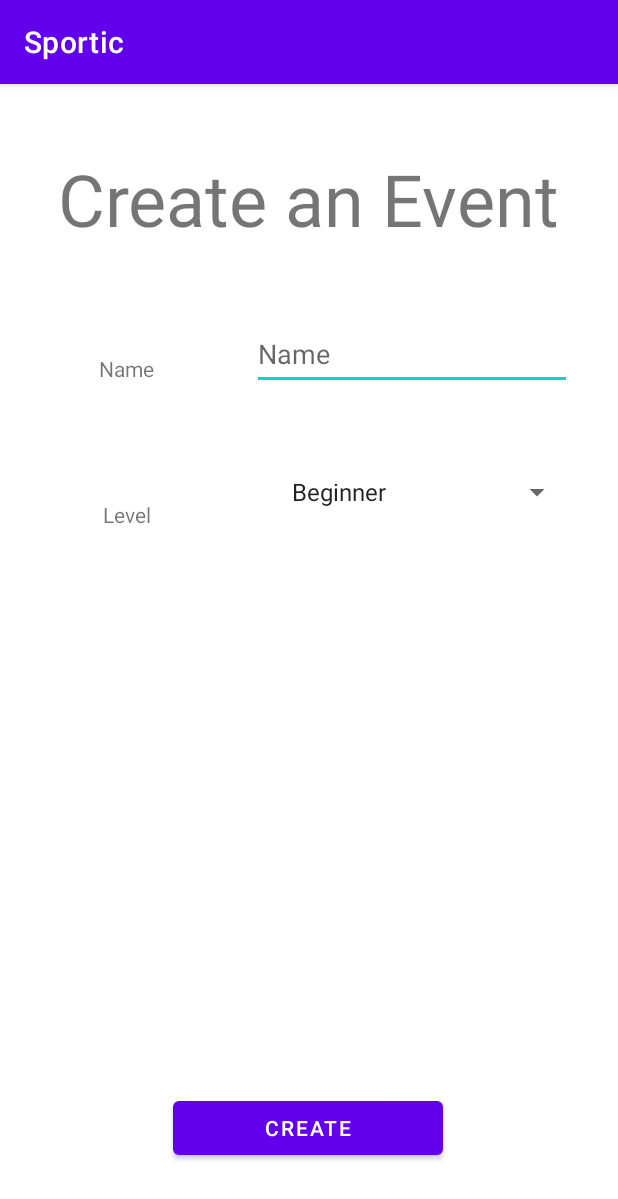
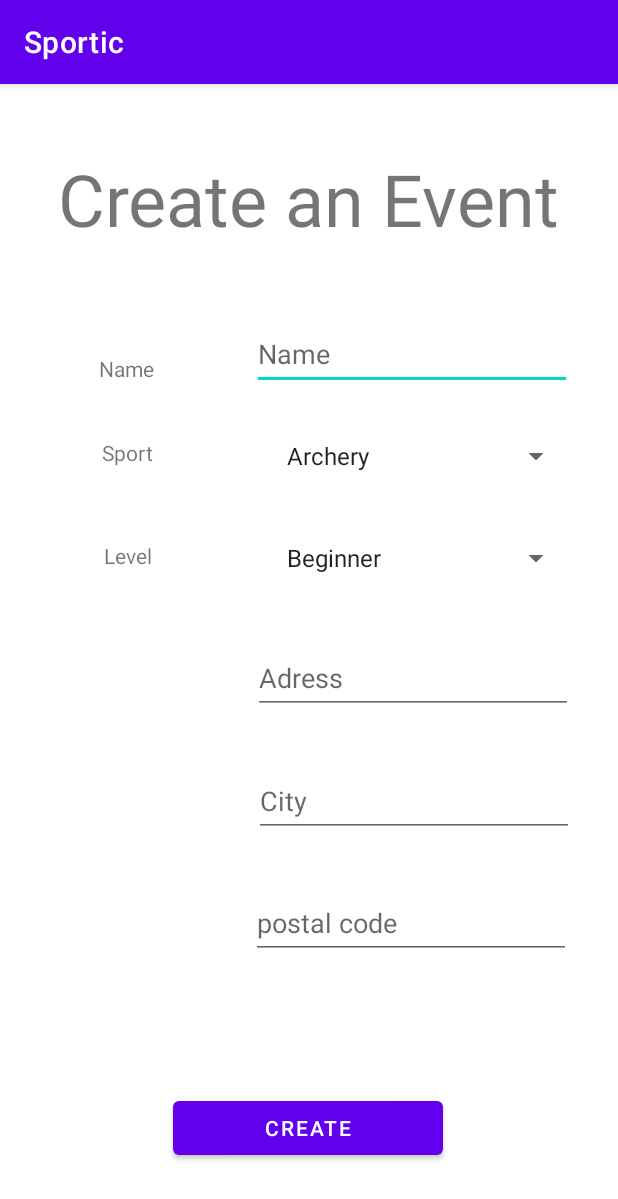
Before and after one commit to LorenzoBurgio/Sportic, an Android app: the CreateActivity screen opened directly, with no data from a screen before it, on a phone screen of 412 x 824 dp. Shown: the top 1199 px of the screen. Run offline under Robolectric (Android 15) with nearby library versions, the phone set to English and light mode, and no system bars; our stand-ins replace Firebase (no records; nobody signed in at launch, a user with empty details on screens opened directly).

Commit message:
implementation Event : we can store an event in the DataBase

```diff
--- a/Sportic/app/src/main/java/com/android/sportic/CreateActivity.java
+++ b/Sportic/app/src/main/java/com/android/sportic/CreateActivity.java
@@ -26,15 +26,18 @@ import com.google.firebase.firestore.FirebaseFirestore;
 import java.util.HashMap;
 import java.util.Map;
 
-public class CreateActivity extends AppCompatActivity implements AdapterView.OnItemSelectedListener{
+public class CreateActivity extends AppCompatActivity{
 
     FirebaseAuth fauth;
     FirebaseFirestore fstore;
     String userID;
 
     Button create;
-    EditText name;
+    EditText name, adress, postalCode, city;
     Spinner levels;
+    Spinner SportChoice;
+    String level;
+    String sport;
 
 
     @Override
@@ -48,11 +51,21 @@ public class CreateActivity extends AppCompatActivity implements AdapterView.OnI
 
         create = (Button) findViewById(R.id.CreateButton);
         name = findViewById(R.id.Name);
+        adress = findViewById(R.id.adress);
+        city = findViewById(R.id.City);
+        postalCode = findViewById(R.id.Postal_Code);
+
         levels = (Spinner) findViewById(R.id.Levels);
         ArrayAdapter<CharSequence> adapter = ArrayAdapter.createFromResource(this, R.array.level, android.R.layout.simple_spinner_item);
         adapter.setDropDownViewResource(android.R.layout.simple_spinner_dropdown_item);
         levels.setAdapter(adapter);
-        levels.setOnItemSelectedListener(this);
+
+
+        SportChoice = (Spinner) findViewById(R.id.SportChoice);
+        ArrayAdapter<CharSequence> Sportadapter = ArrayAdapter.createFromResource(this, R.array.Sport, android.R.layout.simple_spinner_item);
+        Sportadapter.setDropDownViewResource(android.R.layout.simple_spinner_dropdown_item);
+        SportChoice.setAdapter(Sportadapter);
+
 
 
         create.setOnClickListener(new View.OnClickListener() {
@@ -60,15 +73,36 @@ public class CreateActivity extends AppCompatActivity implements AdapterView.OnI
             public void onClick(View view) {
 
                 String Name = name.getText().toString().trim();
+                String Adress = adress.getText().toString().trim();
+                String City = city.getText().toString().trim();
+                String Postalcode = postalCode.getText().toString().trim();
 
                 if (TextUtils.isEmpty(Name)){
                     name.setError("Name is required");
+                    return;
+                }
+                if (TextUtils.isEmpty(Adress)){
+                    adress.setError("adress is required");
+                    return;
+                }
+                if (TextUtils.isEmpty(City)){
+                    city.setError("city is required");
+                    return;
+                }
+                if (TextUtils.isEmpty(Postalcode)){
+                    postalCode.setError("Postal Code is required");
                     return;
                 }
 
                 DocumentReference documentReference = fstore.collection("Event").document(Name);
                 Map<String,Object> event = new HashMap<>();
                 event.put("name",Name);
+                event.put("adress",Adress);
+                event.put("city",City);
+                event.put("postalCode",Postalcode);
+                event.put("sport",sport);
+                event.put("level",level);
+
                 documentReference.set(event).addOnSuccessListener(new OnSuccessListener<Void>() {
                     @Override
                     public void onSuccess(Void unused) {
@@ -82,16 +116,34 @@ public class CreateActivity extends AppCompatActivity implements AdapterView.OnI
             }
         });
 
+        SportChoice.setOnItemSelectedListener(new AdapterView.OnItemSelectedListener() {
+
+            public void onItemSelected(AdapterView<?> parentView, View selectedItemView, int position, long id)
+            {
+                sport = parentView.getItemAtPosition(position).toString();
+
+            }
+
+            public void onNothingSelected(AdapterView<?> parentView)
+            {
+
+            }
+        });
+
+        levels.setOnItemSelectedListener(new AdapterView.OnItemSelectedListener() {
+
+            public void onItemSelected(AdapterView<?> parentView, View selectedItemView, int position, long id)
+            {
+                level = parentView.getItemAtPosition(position).toString();
+
+            }
+
+            public void onNothingSelected(AdapterView<?> parentView)
+            {
+
+            }
+        });
+
     }
 
-    @Override
-    public void onItemSelected(AdapterView<?> adapterView, View view, int i, long l) {
-        String text = adapterView.getItemAtPosition(i).toString();
-        Toast.makeText(adapterView.getContext(),text,Toast.LENGTH_SHORT).show();
-    }
-
-    @Override
-    public void onNothingSelected(AdapterView<?> adapterView) {
-
-    }
 }
--- a/Sportic/app/src/main/java/com/android/sportic/EventList.java
+++ b/Sportic/app/src/main/java/com/android/sportic/EventList.java
@@ -1,14 +1,107 @@
 package com.android.sportic;
 
+import static android.content.ContentValues.TAG;
+import static java.security.AccessController.getContext;
+
+import androidx.annotation.NonNull;
+import androidx.annotation.Nullable;
 import androidx.appcompat.app.AppCompatActivity;
 
 import android.os.Bundle;
+import android.util.Log;
+import android.view.View;
+import android.widget.ArrayAdapter;
+import android.widget.ListView;
+import android.widget.TextView;
+import android.widget.Toast;
+
+import com.google.firebase.auth.FirebaseAuth;
+import com.google.firebase.database.DataSnapshot;
+import com.google.firebase.database.DatabaseError;
+import com.google.firebase.database.ValueEventListener;
+import com.google.firebase.firestore.CollectionReference;
+import com.google.firebase.firestore.DocumentReference;
+import com.google.firebase.firestore.EventListener;
+import com.google.firebase.firestore.FirebaseFirestore;
+import com.google.firebase.firestore.FirebaseFirestoreException;
+import com.google.firebase.firestore.QueryDocumentSnapshot;
+import com.google.firebase.firestore.QuerySnapshot;
+
+import java.util.ArrayList;
+import java.util.HashSet;
+import java.util.Iterator;
+import java.util.Set;
 
 public class EventList extends AppCompatActivity {
+
+    ListView List_view;
+    ArrayAdapter<String> arrayAdapter;
+    ArrayList<String> List_of_groups = new ArrayList<>();
+
+
+    FirebaseAuth fauth;
+    FirebaseFirestore fstore;
+    CollectionReference Event;
+    String userID;
 
     @Override
     protected void onCreate(Bundle savedInstanceState) {
         super.onCreate(savedInstanceState);
         setContentView(R.layout.activity_event_list);
+
+        fauth = FirebaseAuth.getInstance();
+        fstore = FirebaseFirestore.getInstance();
+
+        userID = fauth.getCurrentUser().getUid();
+
+
+
+        InitializeFields();
+
+        RetrieveAndDisplayEvent();
     }
+
+
+
+    private void InitializeFields() {
+        List_view = (ListView) findViewById(R.id.list_view);
+
+        arrayAdapter = new ArrayAdapter<String>(getApplicationContext(), android.R.layout.simple_list_item_1,List_of_groups);
+
+        List_view.setAdapter(arrayAdapter);
+    }
+
+    private void RetrieveAndDisplayEvent() {
+
+        Event = fstore.collection("Event");
+
+        Event.addSnapshotListener(this, new EventListener<QuerySnapshot>() {
+            @Override
+            public void onEvent(@Nullable QuerySnapshot value, @Nullable FirebaseFirestoreException error) {
+                if(error != null)
+                {
+                    Log.d("DocumentSnapshot","Error:"+error.getMessage());
+                    return;
+                }
+                Set<String> set = new HashSet<>();
+                Iterator iterator = value.getDocuments().iterator();
+
+                while (iterator.hasNext())
+                {
+                    String data = ((QueryDocumentSnapshot)iterator.next()).getId();
+                    Log.e(TAG,"event :" + data);
+                    set.add(data);
+                }
+                Log.e(TAG,"Finish");
+
+
+                List_of_groups.clear();
+                List_of_groups.addAll(set);
+                arrayAdapter.notifyDataSetChanged();
+            }
+        });
+
+    }
+
+
 }
--- a/Sportic/app/src/main/res/layout/activity_create.xml
+++ b/Sportic/app/src/main/res/layout/activity_create.xml
@@ -43,18 +43,6 @@
         app:layout_constraintStart_toStartOf="parent"
         app:layout_constraintTop_toTopOf="parent" />
 
-    <Spinner
-        android:id="@+id/Levels"
-        android:layout_width="195dp"
-        android:layout_height="48dp"
-        android:layout_marginTop="248dp"
-        android:contentDescription="@string/app_name"
-        app:layout_constraintEnd_toEndOf="parent"
-        app:layout_constraintHorizontal_bias="0.861"
-        app:layout_constraintStart_toStartOf="parent"
-        app:layout_constraintTop_toTopOf="parent"
-        />
-
     <TextView
         android:id="@+id/textView4"
         android:layout_width="wrap_content"
@@ -78,8 +66,85 @@
         android:text="Level"
         app:layout_constraintBottom_toBottomOf="parent"
         app:layout_constraintEnd_toStartOf="@+id/Levels"
-        app:layout_constraintHorizontal_bias="0.427"
+        app:layout_constraintHorizontal_bias="0.447"
         app:layout_constraintStart_toStartOf="parent"
         app:layout_constraintTop_toTopOf="parent"
-        app:layout_constraintVertical_bias="0.37" />
+        app:layout_constraintVertical_bias="0.407" />
+
+    <TextView
+        android:id="@+id/textView7"
+        android:layout_width="wrap_content"
+        android:layout_height="wrap_content"
+        android:layout_marginStart="16dp"
+        android:layout_marginEnd="16dp"
+        android:text="Sport"
+        app:layout_constraintBottom_toBottomOf="parent"
+        app:layout_constraintEnd_toStartOf="@+id/SportChoice"
+        app:layout_constraintHorizontal_bias="0.443"
+        app:layout_constraintStart_toStartOf="parent"
+        app:layout_constraintTop_toTopOf="parent"
+        app:layout_constraintVertical_bias="0.315" />
+
+    <Spinner
+        android:id="@+id/Levels"
+        android:layout_width="198dp"
+        android:layout_height="48dp"
+        android:layout_marginTop="292dp"
+        android:contentDescription="@string/app_name"
+        app:layout_constraintEnd_toEndOf="parent"
+        app:layout_constraintHorizontal_bias="0.857"
+        app:layout_constraintStart_toStartOf="parent"
+        app:layout_constraintTop_toTopOf="parent" />
+
+    <Spinner
+        android:id="@+id/SportChoice"
+        android:layout_width="198dp"
+        android:layout_height="48dp"
+        android:layout_marginTop="224dp"
+        app:layout_constraintEnd_toEndOf="parent"
+        app:layout_constraintHorizontal_bias="0.857"
+        app:layout_constraintStart_toStartOf="parent"
+        app:layout_constraintTop_toTopOf="parent"
+        tools:ignore="SpeakableTextPresentCheck" />
+
+    <EditText
+        android:id="@+id/adress"
+        android:layout_width="wrap_content"
+        android:layout_height="wrap_content"
+        android:layout_marginTop="372dp"
+        android:ems="10"
+        android:hint="Adress"
+        android:inputType="textPersonName"
+        android:minHeight="48dp"
+        app:layout_constraintEnd_toEndOf="parent"
+        app:layout_constraintHorizontal_bias="0.85"
+        app:layout_constraintStart_toStartOf="parent"
+        app:layout_constraintTop_toTopOf="parent" />
+
+    <EditText
+        android:id="@+id/City"
+        android:layout_width="wrap_content"
+        android:layout_height="wrap_content"
+        android:layout_marginTop="34dp"
+        android:layout_marginEnd="29dp"
+        android:ems="10"
+        android:inputType="textPersonName"
+        android:minHeight="48dp"
+        android:hint="City"
+        app:layout_constraintEnd_toEndOf="parent"
+        app:layout_constraintTop_toBottomOf="@+id/adress" />
+
+    <EditText
+        android:id="@+id/Postal_Code"
+        android:layout_width="wrap_content"
+        android:layout_height="wrap_content"
+        android:layout_marginTop="33dp"
+        android:layout_marginEnd="31dp"
+        android:ems="10"
+        android:inputType="textPersonName"
+        android:minHeight="48dp"
+        android:hint="postal code"
+        app:layout_constraintEnd_toEndOf="parent"
+        app:layout_constraintTop_toBottomOf="@+id/City" />
+
 </androidx.constraintlayout.widget.ConstraintLayout>
--- a/Sportic/app/src/main/res/values/strings.xml
+++ b/Sportic/app/src/main/res/values/strings.xml
@@ -6,4 +6,22 @@
         <item>Intermediate</item>
         <item>Advanced</item>
     </string-array>
+
+    <string-array name="Sport">
+        <item>Archery</item>
+        <item>Badminton</item>
+        <item>Basketball</item>
+        <item>Boxing</item>
+        <item>Bowling</item>
+        <item>Cycling</item>
+        <item>Gaelic football</item>
+        <item>Golf</item>
+        <item>Handball</item>
+        <item>Hurling</item>
+        <item>Kayak</item>
+        <item>Soccer</item>
+        <item>Swimming</item>
+        <item>Rugby</item>
+        <item>Ultimate</item>
+    </string-array>
 </resources>
```
